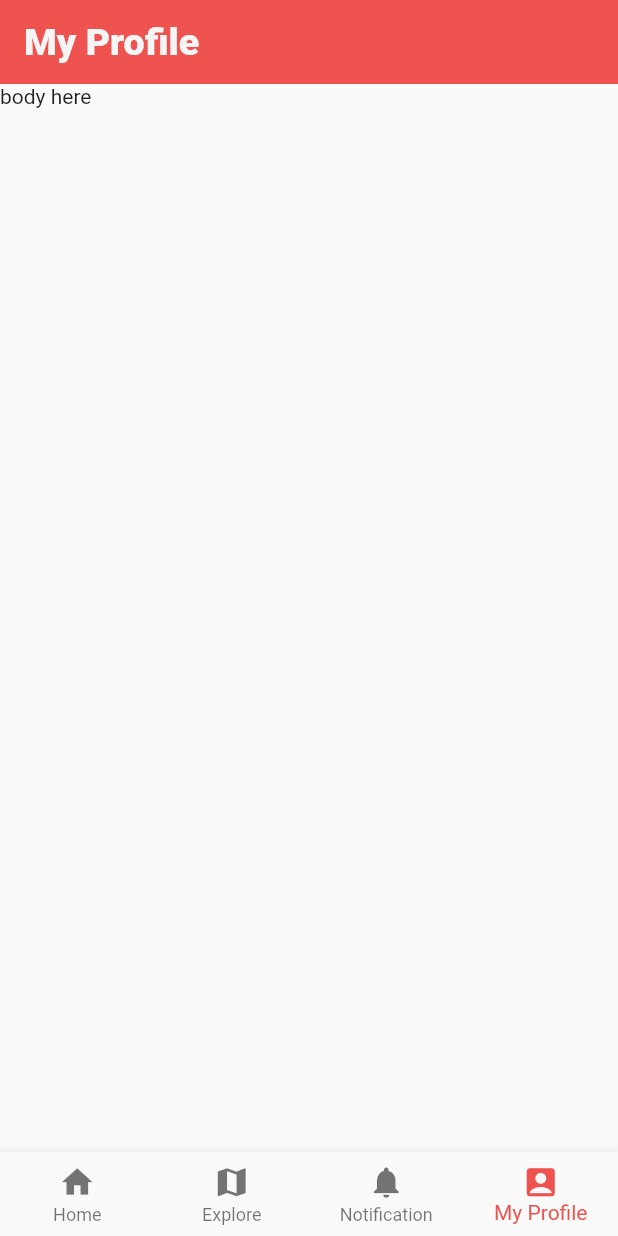
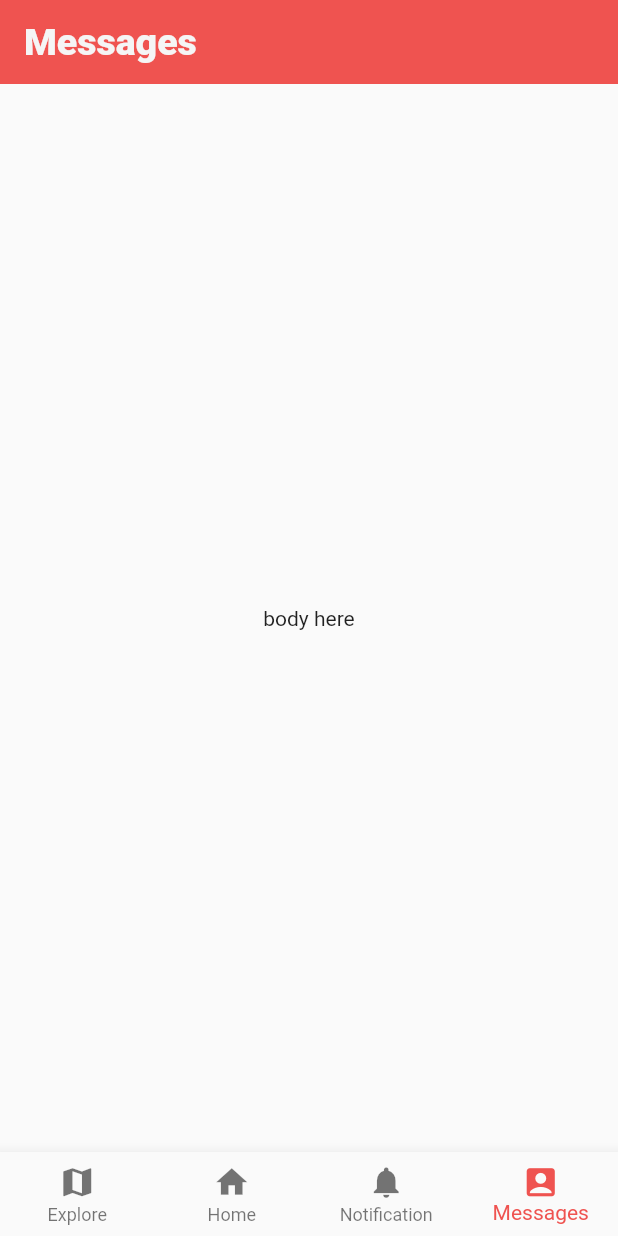
Before and after one commit to adamyeoo/andromeda, a Flutter app: the screen it shows after launch, item 4 of the bottom bar chosen, on a phone screen of 412 x 824 dp. Run offline on Flutter 3.47's test engine with Material 2 defaults, Android fonts, the phone set to English and light mode, and no system bars.

Commit message:
Implemented core 4 pages + navbar (again)

```diff
--- a/lib/main.dart
+++ b/lib/main.dart
@@ -2,7 +2,7 @@ import 'package:flutter/material.dart';
 import 'package:andromeda/pages/home.dart';
 import 'package:andromeda/pages/map_ui.dart';
 import 'package:andromeda/pages/notification.dart';
-import 'package:andromeda/pages/user_profile.dart';
+import 'package:andromeda/pages/messages.dart';
 
 void main() {
   runApp(MaterialApp(
@@ -10,9 +10,8 @@ void main() {
     // '/': (context) => Loading() // when adding loading page
     '/home': (context) => Home(),
     '/map_ui': (context) => MapUI(),
-    //'/messages': (context) => Messages(),
     '/notifications': (context) => Notifications(),
-    '/my_profile': (context) => Profile()
+    '/messages': (context) => Messages(),
     },
     home: BotNavBar()
   ));
@@ -33,10 +32,10 @@ class _BotNavBarState extends State<BotNavBar> {
 
   int currentIndex = 0; // which icon clicked on navigation bar
   final List<Widget> screenPages = [ // fix to routing later
+    MapUI(),
     Home(),
-    MapUI(),
     Notifications(),
-    Profile()
+    Messages()
   ];
 
   @override
@@ -54,15 +53,15 @@ class _BotNavBarState extends State<BotNavBar> {
         items: [
           BottomNavigationBarItem(
             icon: Icon(
+              Icons.map
+            ),
+            label: 'Explore',
+          ),
+          BottomNavigationBarItem(
+            icon: Icon(
               Icons.home
             ),
             label: 'Home',
-          ),
-          BottomNavigationBarItem(
-            icon: Icon(
-              Icons.map
-            ),
-            label: 'Explore',
           ),
           BottomNavigationBarItem(
             icon: Icon(
@@ -74,7 +73,7 @@ class _BotNavBarState extends State<BotNavBar> {
             icon: Icon(
               Icons.account_box
             ),
-            label: 'My Profile',
+            label: 'Messages',
           )
         ],
       ),
--- a/lib/pages/home.dart
+++ b/lib/pages/home.dart
@@ -23,7 +23,7 @@ class _HomeState extends State<Home> {
         backgroundColor: Colors.red[400],
         elevation: 0
       ),
-      body: Text("body here")
+      body: Center(child: Text("body here"))
     );
   }
 }
--- a/lib/pages/user_profile.dart
+++ b/lib/pages/messages.dart
@@ -1,19 +1,19 @@
 import 'package:flutter/material.dart';
 
-class Profile extends StatefulWidget {
-  const Profile({ Key? key }) : super(key: key);
+class Messages extends StatefulWidget {
+  const Messages({ Key? key }) : super(key: key);
 
   @override
-  State<Profile> createState() => _ProfileState();
+  State<Messages> createState() => _MessagesState();
 }
 
-class _ProfileState extends State<Profile> {
+class _MessagesState extends State<Messages> {
   @override
   Widget build(BuildContext context) {
     return Scaffold(
       appBar: AppBar(
         title: Text(
-          "My Profile",
+          "Messages",
           style: TextStyle(
             color: Colors.grey[100],
             fontSize: 25,
@@ -23,7 +23,7 @@ class _ProfileState extends State<Profile> {
         backgroundColor: Colors.red[400],
         elevation: 0
       ),
-      body: Text("body here")
+      body: Center(child: Text("body here"))
     );
   }
 }
--- a/lib/pages/notification.dart
+++ b/lib/pages/notification.dart
@@ -23,7 +23,7 @@ class _NotificationsState extends State<Notifications> {
         backgroundColor: Colors.red[400],
         elevation: 0
       ),
-      body: Text("body here")
+      body: Center(child: Text("body here"))
     );
   }
 }
```
